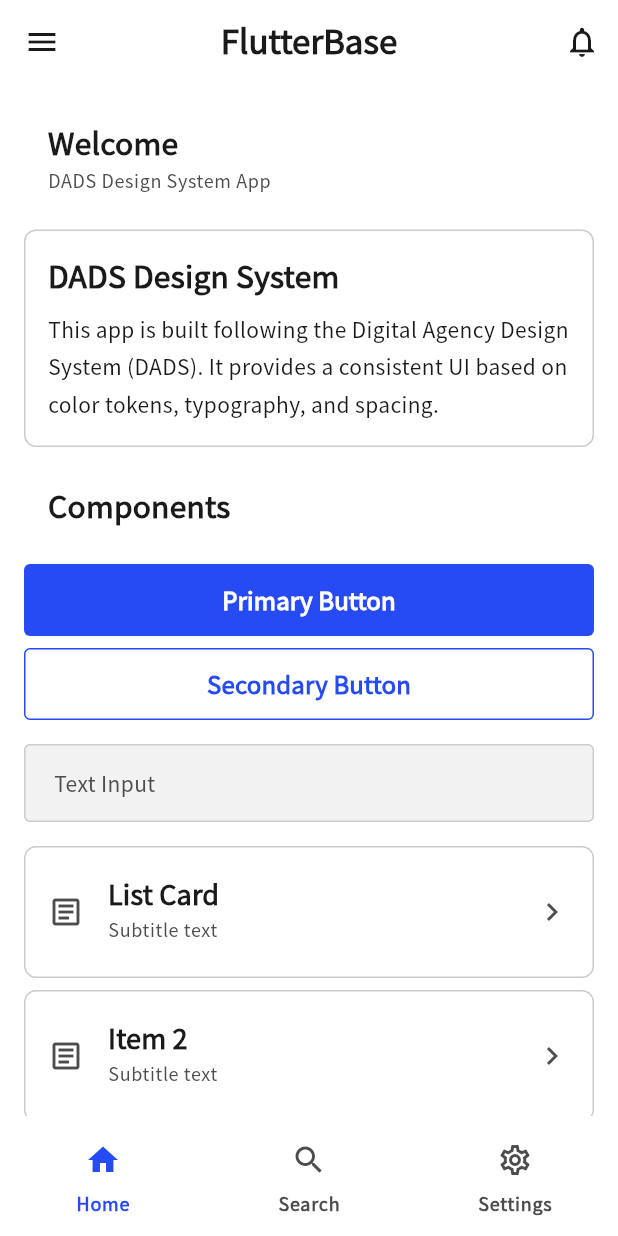
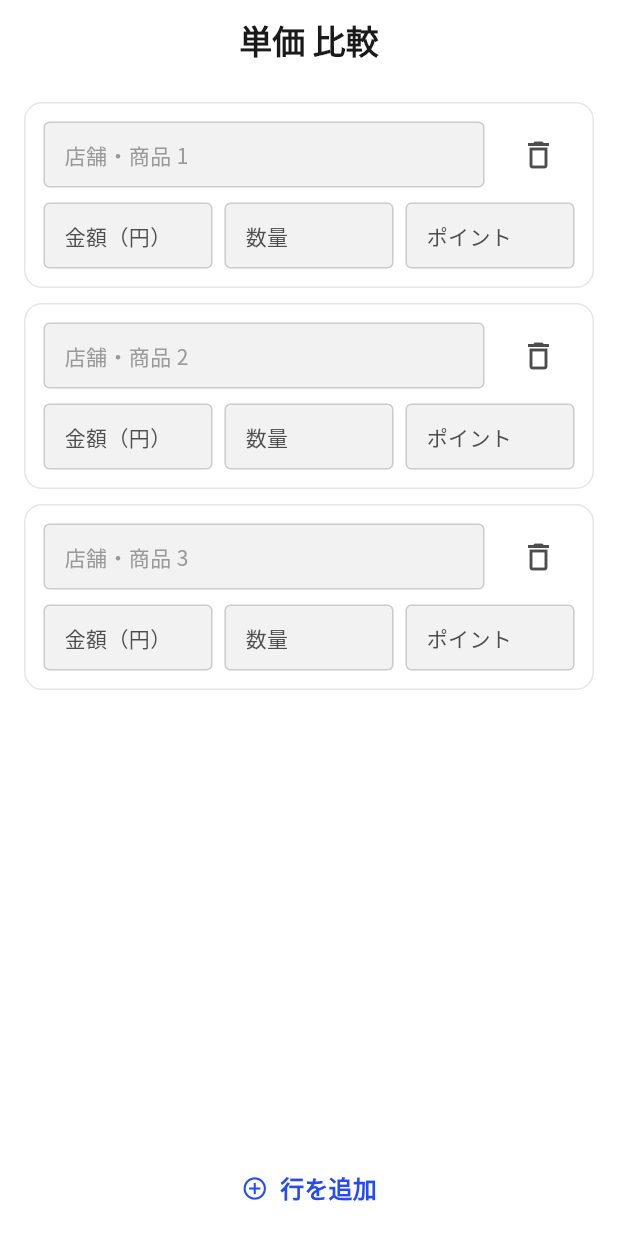
Before and after one commit to kiyoteruhosoda/pricecompareold, a Flutter app: the screen it shows after launch, on a phone screen of 412 x 824 dp. Run offline on Flutter 3.47's test engine with Material 3 defaults, Android fonts, the phone set to English and light mode, and no system bars; our stand-ins replace get_it, logger, package_info_plus, shared_preferences.

Commit message:
Implement price comparison feature: ComparePage, updated app name and splash
Agent-Logs-Url: https://github.com/kiyoteruhosoda/pricecompare/sessions/804ce7a1-1144-4df6-b1a6-c1520f8029c7

Co-authored-by: kiyoteruhosoda <73336615+kiyoteruhosoda@users.noreply.github.com>

```diff
--- a/lib/app/bootstrap/app_widget.dart
+++ b/lib/app/bootstrap/app_widget.dart
@@ -1,7 +1,7 @@
 import 'package:flutter/material.dart';
 import 'package:flutterbase/app/bootstrap/app_router.dart';
 import 'package:flutterbase/app/di/service_locator.dart';
-import 'package:flutterbase/presentation/pages/main_page.dart';
+import 'package:flutterbase/presentation/pages/compare_page.dart';
 import 'package:flutterbase/presentation/pages/splash_page.dart';
 import 'package:flutterbase/presentation/viewmodels/theme_viewmodel.dart';
 import 'package:flutterbase/shared/l10n/app_strings.dart';
@@ -59,7 +59,7 @@ class _AppWidgetState extends State<AppWidget> with WidgetsBindingObserver {
           onGenerateRoute: AppRouter.onGenerateRoute,
           home: _showSplash
               ? SplashPage(onComplete: _onSplashComplete)
-              : const MainPage(),
+              : const ComparePage(),
         );
       },
     );
--- /dev/null
+++ b/lib/presentation/pages/compare_page.dart
@@ -0,0 +1,342 @@
+import 'package:flutter/material.dart';
+import 'package:flutter/services.dart';
+
+/// Data model for a single price comparison row.
+class PriceRow {
+  PriceRow({required this.id})
+      : label = TextEditingController(),
+        price = TextEditingController(),
+        qty = TextEditingController(),
+        points = TextEditingController();
+
+  final String id;
+  final TextEditingController label;
+  final TextEditingController price;
+  final TextEditingController qty;
+  final TextEditingController points;
+
+  /// 実質単価 = (金額 - ポイント) ÷ 数量
+  double? get unitPrice {
+    final p = double.tryParse(price.text);
+    final q = double.tryParse(qty.text);
+    final pt = double.tryParse(points.text) ?? 0;
+    if (p == null || q == null || q <= 0) return null;
+    return (p - pt) / q;
+  }
+
+  void dispose() {
+    label.dispose();
+    price.dispose();
+    qty.dispose();
+    points.dispose();
+  }
+}
+
+/// 単価比較メイン画面
+class ComparePage extends StatefulWidget {
+  const ComparePage({super.key});
+
+  @override
+  State<ComparePage> createState() => _ComparePageState();
+}
+
+class _ComparePageState extends State<ComparePage> {
+  final List<PriceRow> _rows = [];
+  int _nextIndex = 1;
+
+  @override
+  void initState() {
+    super.initState();
+    // 初期 3 件
+    _rows.add(PriceRow(id: _newId()));
+    _rows.add(PriceRow(id: _newId()));
+    _rows.add(PriceRow(id: _newId()));
+  }
+
+  String _newId() => '${DateTime.now().microsecondsSinceEpoch}_${_nextIndex++}';
+
+  void _addRow() {
+    setState(() {
+      _rows.add(PriceRow(id: _newId()));
+    });
+  }
+
+  void _removeRow(String id) {
+    if (_rows.length <= 1) return;
+    final row = _rows.firstWhere((r) => r.id == id);
+    setState(() {
+      _rows.remove(row);
+    });
+    row.dispose();
+  }
+
+  void _rebuild() => setState(() {});
+
+  /// 有効行（単価が算出できる行）の中で最安の id を返す。
+  /// 有効行が 2 件未満の場合は null を返す。
+  String? _cheapestId() {
+    final valid = _rows.where((r) => r.unitPrice != null).toList();
+    if (valid.length < 2) return null;
+    return valid.reduce((a, b) => a.unitPrice! <= b.unitPrice! ? a : b).id;
+  }
+
+  @override
+  void dispose() {
+    for (final row in _rows) {
+      row.dispose();
+    }
+    super.dispose();
+  }
+
+  @override
+  Widget build(BuildContext context) {
+    final cheapestId = _cheapestId();
+    return Scaffold(
+      appBar: AppBar(
+        title: const Text('単価 比較'),
+        centerTitle: true,
+      ),
+      body: Column(
+        children: [
+          Expanded(
+            child: ListView.separated(
+              padding: const EdgeInsets.symmetric(
+                horizontal: 16,
+                vertical: 12,
+              ),
+              itemCount: _rows.length,
+              separatorBuilder: (_, __) => const SizedBox(height: 10),
+              itemBuilder: (context, index) {
+                final row = _rows[index];
+                final isCheapest = cheapestId != null && row.id == cheapestId;
+                return _PriceCard(
+                  row: row,
+                  index: index,
+                  isCheapest: isCheapest,
+                  canDelete: _rows.length > 1,
+                  onDelete: () => _removeRow(row.id),
+                  onChanged: _rebuild,
+                );
+              },
+            ),
+          ),
+          Padding(
+            padding: const EdgeInsets.symmetric(horizontal: 16, vertical: 8),
+            child: TextButton.icon(
+              onPressed: _addRow,
+              icon: const Icon(Icons.add_circle_outline),
+              label: const Text('行を追加'),
+              style: TextButton.styleFrom(
+                minimumSize: const Size(double.infinity, 48),
+              ),
+            ),
+          ),
+        ],
+      ),
+    );
+  }
+}
+
+// ─── PriceCard ──────────────────────────────────────────────────────────────
+
+class _PriceCard extends StatelessWidget {
+  const _PriceCard({
+    required this.row,
+    required this.index,
+    required this.isCheapest,
+    required this.canDelete,
+    required this.onDelete,
+    required this.onChanged,
+  });
+
+  final PriceRow row;
+  final int index;
+  final bool isCheapest;
+  final bool canDelete;
+  final VoidCallback onDelete;
+  final VoidCallback onChanged;
+
+  @override
+  Widget build(BuildContext context) {
+    final colorScheme = Theme.of(context).colorScheme;
+    final unitPrice = row.unitPrice;
+
+    return Container(
+      decoration: BoxDecoration(
+        borderRadius: BorderRadius.circular(12),
+        border: Border.all(
+          color: isCheapest ? Colors.green : colorScheme.outlineVariant,
+          width: isCheapest ? 2.5 : 1,
+        ),
+        color: colorScheme.surface,
+      ),
+      padding: const EdgeInsets.fromLTRB(12, 10, 12, 12),
+      child: Column(
+        crossAxisAlignment: CrossAxisAlignment.start,
+        children: [
+          // ── 行 1: 店名 / 単価 / 削除ボタン ──────────────────────────────
+          Row(
+            children: [
+              Expanded(
+                child: TextField(
+                  controller: row.label,
+                  keyboardType: TextInputType.text,
+                  textInputAction: TextInputAction.next,
+                  decoration: InputDecoration(
+                    hintText: '店舗・商品 ${index + 1}',
+                    isDense: true,
+                    contentPadding: const EdgeInsets.symmetric(
+                      horizontal: 10,
+                      vertical: 8,
+                    ),
+                  ),
+                  onChanged: (_) => onChanged(),
+                ),
+              ),
+              const SizedBox(width: 8),
+              // 単価バッジ
+              _UnitPriceBadge(
+                unitPrice: unitPrice,
+                isCheapest: isCheapest,
+              ),
+              const SizedBox(width: 4),
+              // 削除ボタン
+              IconButton(
+                icon: Icon(
+                  Icons.delete_outline,
+                  color: canDelete
+                      ? colorScheme.onSurfaceVariant
+                      : colorScheme.onSurface.withValues(alpha: 0.2),
+                ),
+                onPressed: canDelete ? onDelete : null,
+                tooltip: '削除',
+                padding: EdgeInsets.zero,
+                constraints: const BoxConstraints(
+                  minWidth: 36,
+                  minHeight: 36,
+                ),
+              ),
+            ],
+          ),
+          const SizedBox(height: 8),
+          // ── 行 2: 金額 / 数量 / ポイント ───────────────────────────────
+          Row(
+            children: [
+              Expanded(
+                child: _NumField(
+                  controller: row.price,
+                  label: '金額（円）',
+                  onChanged: onChanged,
+                ),
+              ),
+              const SizedBox(width: 8),
+              Expanded(
+                child: _NumField(
+                  controller: row.qty,
+                  label: '数量',
+                  onChanged: onChanged,
+                ),
+              ),
+              const SizedBox(width: 8),
+              Expanded(
+                child: _NumField(
+                  controller: row.points,
+                  label: 'ポイント',
+                  onChanged: onChanged,
+                ),
+              ),
+            ],
+          ),
+        ],
+      ),
+    );
+  }
+}
+
+// ─── 単価バッジ ──────────────────────────────────────────────────────────────
+
+class _UnitPriceBadge extends StatelessWidget {
+  const _UnitPriceBadge({required this.unitPrice, required this.isCheapest});
+
+  final double? unitPrice;
+  final bool isCheapest;
+
+  @override
+  Widget build(BuildContext context) {
+    if (unitPrice == null) {
+      return const SizedBox.shrink();
+    }
+
+    final label = unitPrice! < 10
+        ? '¥${unitPrice!.toStringAsFixed(4)}/unit'
+        : '¥${unitPrice!.toStringAsFixed(2)}/unit';
+
+    if (isCheapest) {
+      return Container(
+        padding: const EdgeInsets.symmetric(horizontal: 8, vertical: 3),
+        decoration: BoxDecoration(
+          color: Colors.green,
+          borderRadius: BorderRadius.circular(20),
+        ),
+        child: Row(
+          mainAxisSize: MainAxisSize.min,
+          children: [
+            const Icon(Icons.star, color: Colors.white, size: 12),
+            const SizedBox(width: 4),
+            Text(
+              label,
+              style: const TextStyle(
+                color: Colors.white,
+                fontSize: 12,
+                fontWeight: FontWeight.bold,
+              ),
+            ),
+          ],
+        ),
+      );
+    }
+
+    return Text(
+      label,
+      style: TextStyle(
+        color: Theme.of(context).colorScheme.onSurfaceVariant,
+        fontSize: 12,
+      ),
+    );
+  }
+}
+
+// ─── 数値入力フィールド ───────────────────────────────────────────────────────
+
+class _NumField extends StatelessWidget {
+  const _NumField({
+    required this.controller,
+    required this.label,
+    required this.onChanged,
+  });
+
+  final TextEditingController controller;
+  final String label;
+  final VoidCallback onChanged;
+
+  @override
+  Widget build(BuildContext context) {
+    return TextField(
+      controller: controller,
+      keyboardType: const TextInputType.numberWithOptions(decimal: true),
+      textInputAction: TextInputAction.next,
+      inputFormatters: [
+        FilteringTextInputFormatter.allow(RegExp(r'[0-9.]')),
+      ],
+      decoration: InputDecoration(
+        labelText: label,
+        isDense: true,
+        contentPadding: const EdgeInsets.symmetric(
+          horizontal: 10,
+          vertical: 8,
+        ),
+      ),
+      onChanged: (_) => onChanged(),
+    );
+  }
+}
--- a/lib/presentation/pages/splash_page.dart
+++ b/lib/presentation/pages/splash_page.dart
@@ -78,7 +78,7 @@ class _SplashPageState extends State<SplashPage>
                   borderRadius: AppRadius.xlBorder,
                 ),
                 child: Icon(
-                  Icons.web_asset,
+                  Icons.compare_arrows,
                   size: AppSpacing.splashIconSize,
                   color: colorScheme.primary,
                 ),
--- a/lib/shared/l10n/app_strings.dart
+++ b/lib/shared/l10n/app_strings.dart
@@ -4,9 +4,8 @@ class AppStrings {
   AppStrings._();
 
   // ─── App ──────────────────────────────────────────────────────────────
-  static const String appName = 'FlutterBase';
-  static const String appDescription =
-      'Flutter base app following the DADS design system';
+  static const String appName = '単価比較';
+  static const String appDescription = '複数商品の実質単価をリアルタイムで比較できるアプリ';
 
   // ─── Navigation ───────────────────────────────────────────────────────
   static const String navHome = 'Home';
@@ -14,7 +13,7 @@ class AppStrings {
   static const String navSettings = 'Settings';
 
   // ─── Drawer ───────────────────────────────────────────────────────────
-  static const String drawerSubtitle = 'DADS Design System';
+  static const String drawerSubtitle = '単価比較アプリ';
   static const String drawerClose = 'Close';
   static const String drawerAbout = 'About';
   static const String drawerLicenses = 'Licenses';
@@ -147,7 +146,7 @@ class AppStrings {
       'Please refer to the package license file for details.';
 
   // ─── Splash screen ───────────────────────────────────────────────────
-  static const String splashSubtitle = 'DADS Design System';
+  static const String splashSubtitle = '実質単価をリアルタイム比較';
 
   // ─── Common ──────────────────────────────────────────────────────────
   static const String commonRetry = 'Retry';
```
Also changed, not shown: 2 other files.
